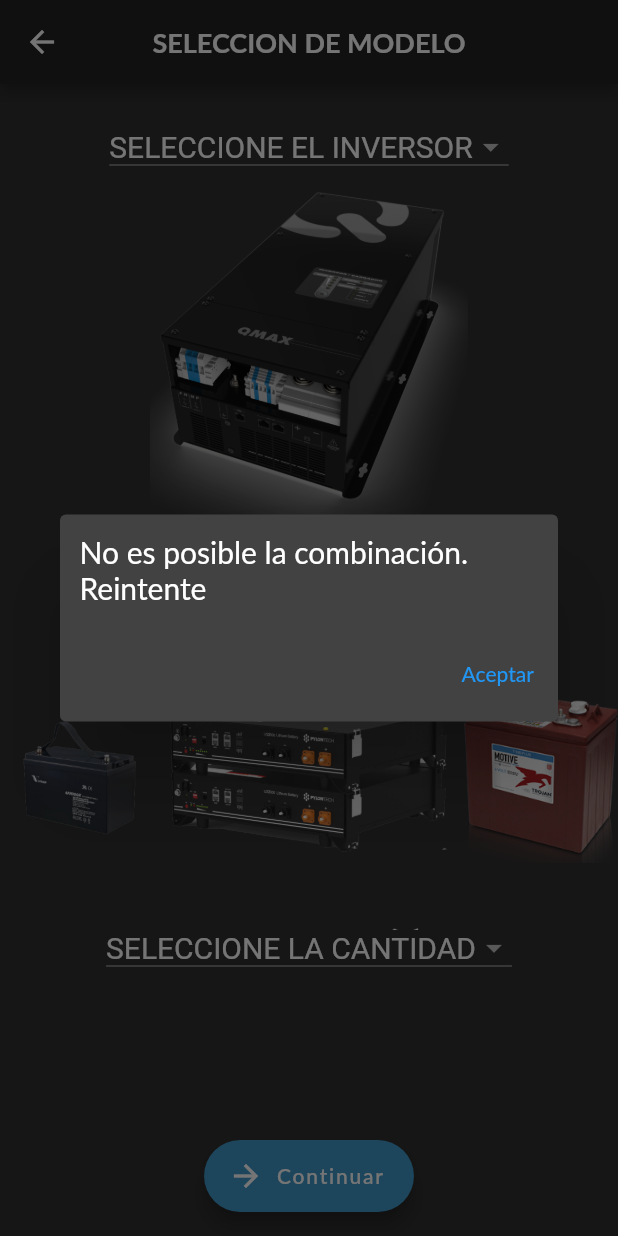
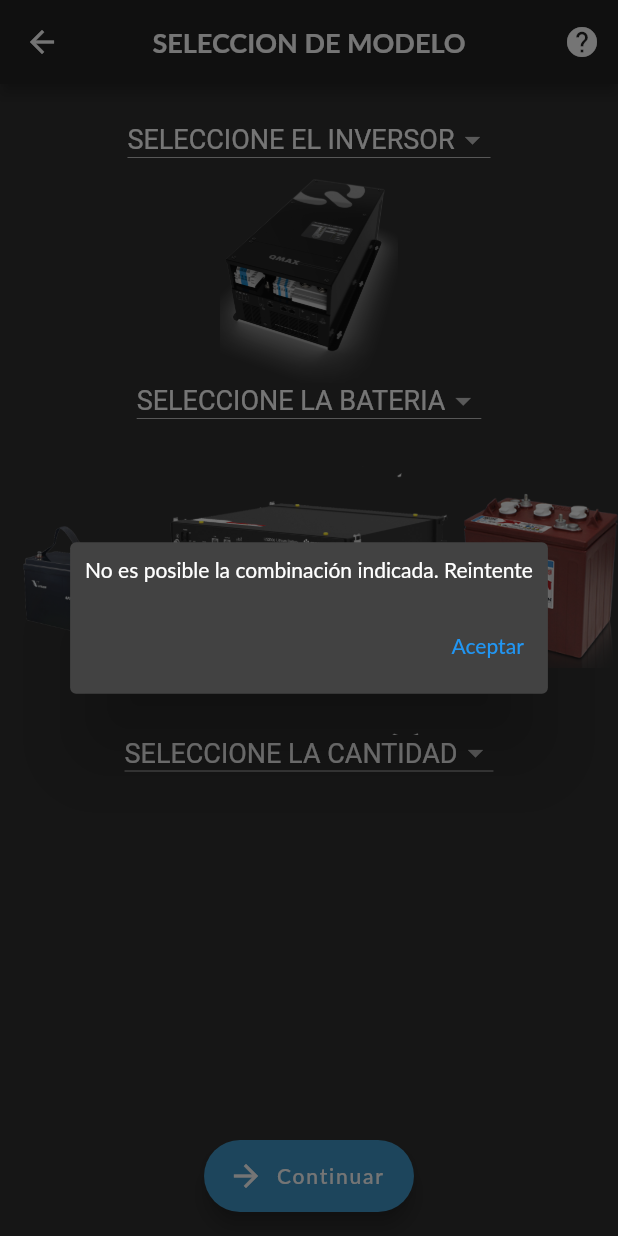
Before and after one commit to leonardoabalsamo/Flutter-App-Qmax, a Flutter app: the InicioPage screen opened by its route, after a tap on "Continuar", on a phone screen of 412 x 824 dp. Run offline on Flutter 3.47's test engine with Material 2 defaults, Android fonts, the phone set to English and light mode, and no system bars; Roboto replaces fonts that are missing (Lato).

Commit message:
Agregado_Helper

```diff
--- a/lib/src/pages/config_page.dart
+++ b/lib/src/pages/config_page.dart
@@ -35,8 +35,7 @@ class _ConfigPage extends State<ConfigPage> {
               children: [
                 Image.asset(
                   "assets/images/inv.png",
-                  height: 280.0,
-                  width: 280.0,
+                  height: 140.0,
                 ),
                 SizedBox(
                     height: 600,
--- a/lib/src/pages/inicio_page.dart
+++ b/lib/src/pages/inicio_page.dart
@@ -32,8 +32,7 @@ class _InicioPageState extends State<InicioPage> {
             crossAxisAlignment: CrossAxisAlignment.center,
             children: [
               const SizedBox(
-                width: 10,
-                height: 10,
+                height: 5,
               ),
               const ListaInversores(),
               const SizedBox(
@@ -42,12 +41,11 @@ class _InicioPageState extends State<InicioPage> {
               ),
               Image.asset(
                 'assets/images/inv.png',
-                height: 250,
+                height: 140,
               ),
               const ListaBaterias(),
               const SizedBox(
-                width: 10,
-                height: 20,
+                height: 5,
               ),
               Row(
                 crossAxisAlignment: CrossAxisAlignment.center,
@@ -74,6 +72,37 @@ class _InicioPageState extends State<InicioPage> {
           'SELECCION DE MODELO',
         ),
         centerTitle: true,
+        actions: [
+          IconButton(
+              onPressed: () {
+                showDialog(
+                  context: context,
+                  builder: (BuildContext context) => AlertDialog(
+                    contentPadding: const EdgeInsets.all(10.0),
+                    content: Row(
+                      children: const <Widget>[
+                        Expanded(
+                          child: Text(
+                            "La selección no puede superar los 4 bancos de baterías en paralelo por desbalance en carga y descarga. ",
+                            style: TextStyle(
+                              fontSize: 16,
+                            ),
+                          ),
+                        ),
+                      ],
+                    ),
+                    actions: <Widget>[
+                      TextButton(
+                          child: const Text('Aceptar'),
+                          onPressed: () {
+                            Navigator.pop(context);
+                          }),
+                    ],
+                  ),
+                );
+              },
+              icon: const Icon(Icons.help))
+        ],
       ),
       floatingActionButton: FloatingActionButton.extended(
         onPressed: () async {
@@ -99,14 +128,14 @@ class _InicioPageState extends State<InicioPage> {
     return showDialog(
       context: context,
       builder: (BuildContext context) => AlertDialog(
-        contentPadding: const EdgeInsets.all(13.0),
+        contentPadding: const EdgeInsets.all(10.0),
         content: Row(
           children: const <Widget>[
             Expanded(
               child: Text(
-                "No es posible la combinación. Reintente",
+                "No es posible la combinación indicada. Reintente",
                 style: TextStyle(
-                  fontSize: 20,
+                  fontSize: 14,
                 ),
               ),
             ),
@@ -140,7 +169,7 @@ class _ListaInversores extends State<ListaInversores> {
     var invBusca = Inversor(id: 0, modelo: "", tensionNominal: 0, potencia: 0);
     return DropdownButton<String>(
       style: const TextStyle(
-        fontSize: 20,
+        fontSize: 18,
       ),
       value: dropdownValue,
       isDense: true,
@@ -196,7 +225,7 @@ class _ListaBaterias extends State<ListaBaterias> {
         tipo: "");
     return DropdownButton<String>(
       style: const TextStyle(
-        fontSize: 20,
+        fontSize: 18,
       ),
       value: dropdownValue,
       isDense: true,
@@ -240,7 +269,7 @@ class _ListaTensiones extends State<ListaTensiones> {
     return DropdownButton<String>(
       style: const TextStyle(
         decorationStyle: TextDecorationStyle.solid,
-        fontSize: 20,
+        fontSize: 18,
       ),
       value: dropdownValue,
       isDense: true,
```
Also changed, not shown: lib/src/pages/home_page.dart (+35 -4 lines), lib/src/pages/medio_page.dart (+11 -8 lines), pubspec.lock.
